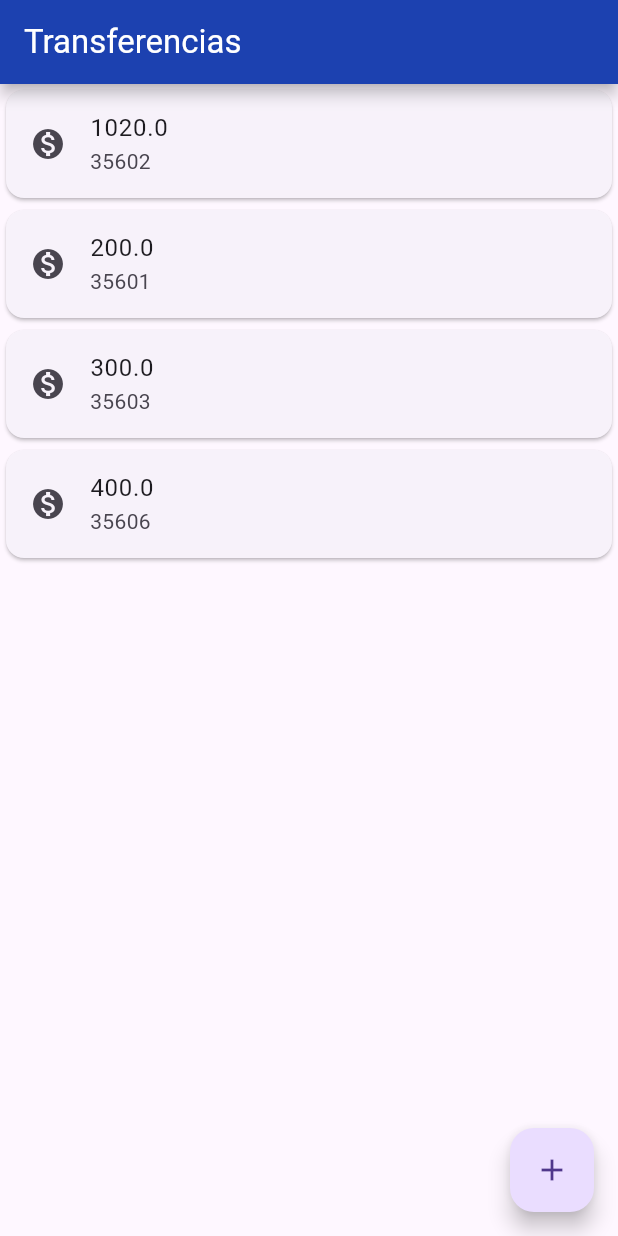
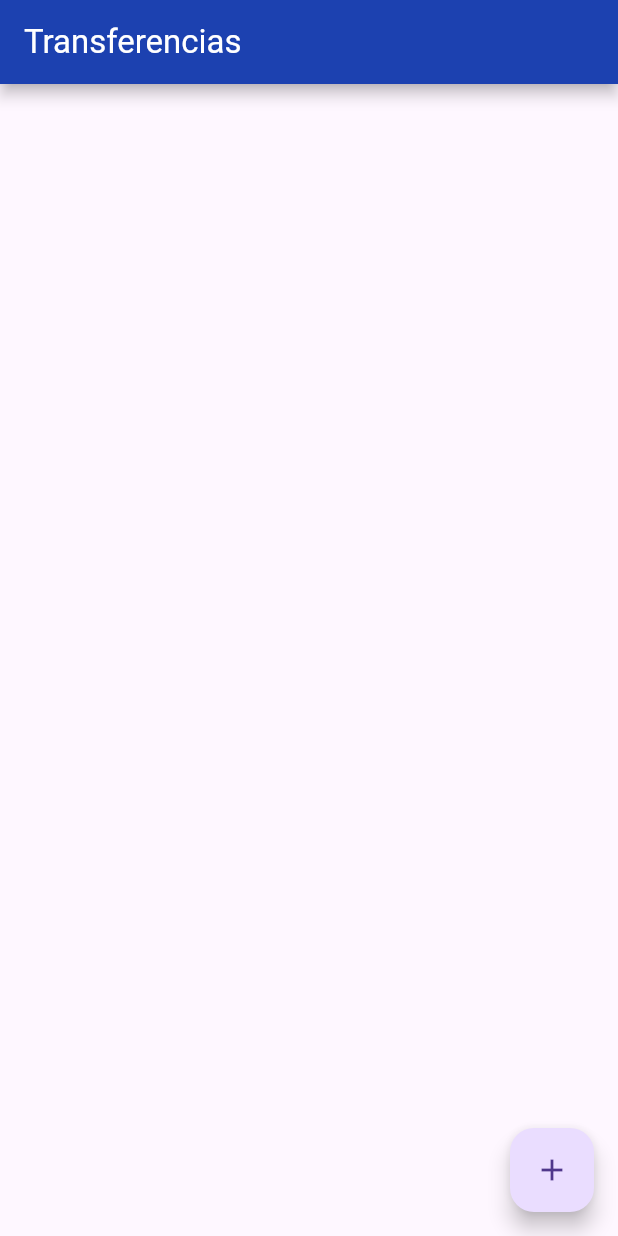
Before and after one commit to leticiamrosa/bytebank, a Flutter app: the screen it shows after launch, on a phone screen of 412 x 824 dp. Run offline on Flutter 3.47's test engine with Material 3 defaults, Android fonts, the phone set to English and light mode, and no system bars.

Commit message:
implementation the first component StatefulWidget, the TransactionList

```diff
--- a/lib/payments/presentation/screens/transactions_screen.dart
+++ b/lib/payments/presentation/screens/transactions_screen.dart
@@ -1,39 +1,11 @@
-import 'package:bytebank/payments/model/transaction.dart';
-import 'package:bytebank/payments/presentation/screens/transfer_screen.dart';
 import 'package:bytebank/payments/presentation/widgets/transaction_list.dart';
 import 'package:flutter/material.dart';
 
 class TransactionsScreen extends StatelessWidget {
   const TransactionsScreen({super.key});
 
-  static const primaryColor = Color.fromARGB(255, 21, 63, 177);
-
   @override
   Widget build(BuildContext context) {
-    return Scaffold(
-      body: const TransactionList(),
-      appBar: AppBar(
-        backgroundColor: primaryColor,
-        title: const Text(
-          'Transferencias',
-          style: TextStyle(
-              color: Colors.white), // Definindo a cor do texto para vermelho
-        ),
-      ),
-      floatingActionButton: FloatingActionButton(
-        onPressed: () {
-          final Future<Transaction?> future =
-              Navigator.push(context, MaterialPageRoute(builder: (context) {
-            return const TransferScreen();
-          }));
-
-          future.then((onValue) {
-            debugPrint('chegou no future');
-            debugPrint('$onValue');
-          });
-        },
-        child: const Icon(Icons.add),
-      ),
-    );
+    return const TransactionList();
   }
 }
--- a/lib/payments/presentation/widgets/transaction_card.dart
+++ b/lib/payments/presentation/widgets/transaction_card.dart
@@ -2,9 +2,9 @@ import 'package:bytebank/payments/model/transaction.dart';
 import 'package:flutter/material.dart';
 
 class TransactionCard extends StatelessWidget {
+  const TransactionCard(this.transaction, {super.key});
+
   final Transaction transaction;
-
-  const TransactionCard(this.transaction, {super.key});
 
   @override
   Widget build(BuildContext context) {
--- a/lib/payments/presentation/widgets/transaction_list.dart
+++ b/lib/payments/presentation/widgets/transaction_list.dart
@@ -1,19 +1,11 @@
-import 'package:bytebank/payments/model/transaction.dart';
-import 'package:bytebank/payments/presentation/widgets/transaction_card.dart';
+import 'package:bytebank/payments/presentation/widgets/transaction_list_state.dart';
 import 'package:flutter/material.dart';
 
-class TransactionList extends StatelessWidget {
+class TransactionList extends StatefulWidget {
   const TransactionList({super.key});
 
   @override
-  Widget build(BuildContext context) {
-    return const Column(
-      children: [
-        TransactionCard(Transaction(1020, 35602)),
-        TransactionCard(Transaction(200, 35601)),
-        TransactionCard(Transaction(300, 35603)),
-        TransactionCard(Transaction(400, 35606)),
-      ],
-    );
+  TransactionListState createState() {
+    return TransactionListState();
   }
 }
--- /dev/null
+++ b/lib/payments/presentation/widgets/transaction_list_state.dart
@@ -0,0 +1,55 @@
+import 'package:bytebank/payments/model/transaction.dart';
+import 'package:bytebank/payments/presentation/screens/transfer_screen.dart';
+import 'package:bytebank/payments/presentation/widgets/transaction_card.dart';
+import 'package:bytebank/payments/presentation/widgets/transaction_list.dart';
+import 'package:flutter/material.dart';
+
+class TransactionListState extends State<TransactionList> {
+  static const primaryColor = Color.fromARGB(255, 21, 63, 177);
+  final List<Transaction> transactions = [];
+
+  void onPressedFloatingActionButton(BuildContext context) {
+    final Future<Transaction?> future =
+        Navigator.push(context, MaterialPageRoute(builder: (context) {
+      return const TransferScreen();
+    }));
+
+    future.then((newTransaction) {
+      debugPrint('chegou no future na tela de listagem');
+      debugPrint('$newTransaction');
+
+      setState(() {
+        transactions.add(newTransaction!);
+      });
+    });
+  }
+
+  @override
+  Widget build(BuildContext context) {
+    return Scaffold(
+      body: ListView.builder(
+        itemCount: transactions.length,
+        itemBuilder: (context, index) {
+          debugPrint('aqui list view');
+          debugPrint('valor do transaction $index');
+          final Transaction transaction = transactions[index];
+
+          debugPrint('valor $transaction dentro do list view');
+          return TransactionCard(transaction);
+        },
+      ),
+      appBar: AppBar(
+        backgroundColor: primaryColor,
+        title: const Text(
+          'Transferencias',
+          style: TextStyle(
+              color: Colors.white), // Definindo a cor do texto para vermelho
+        ),
+      ),
+      floatingActionButton: FloatingActionButton(
+        onPressed: () => onPressedFloatingActionButton(context),
+        child: const Icon(Icons.add),
+      ),
+    );
+  }
+}
```
Also changed, not shown: lib/payments/presentation/widgets/transfer_form.dart (+8 -3 lines).
